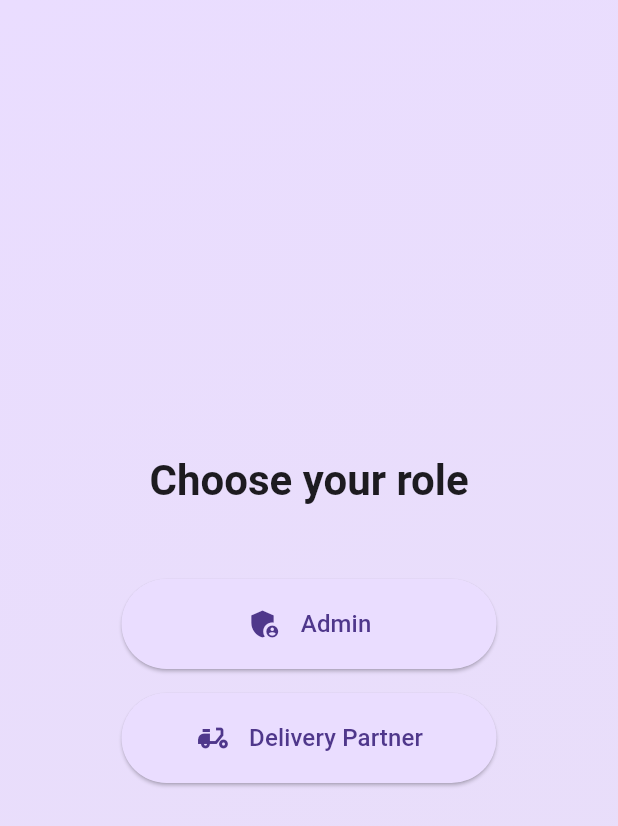
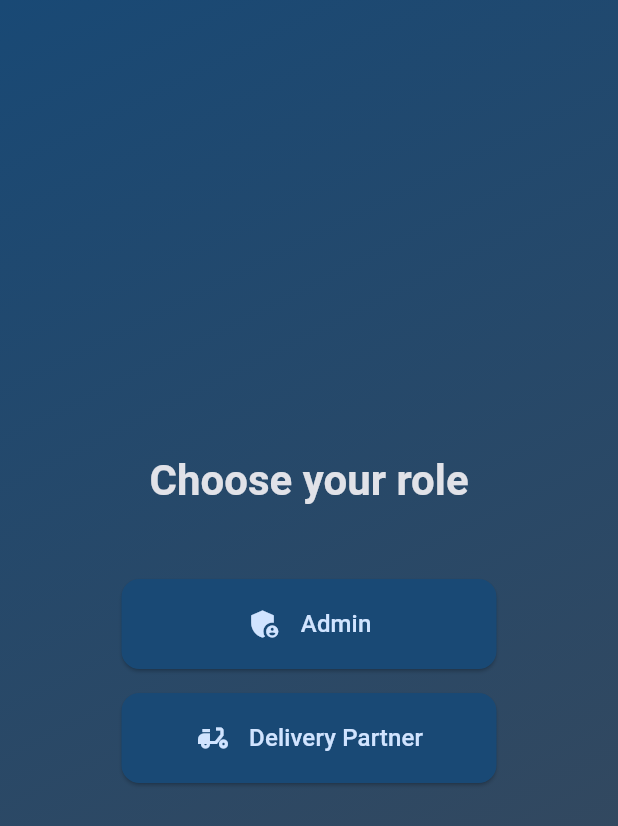
Before and after one commit to Adarsh-Polsey/code_teak_assignment, a Flutter app: the screen it shows after launch, on a phone screen of 412 x 824 dp. Shown: the top 826 px of the screen. Run offline on Flutter 3.47's test engine with Material 3 defaults, Android fonts, the phone set to English and light mode, and no system bars; Roboto replaces fonts that are missing (Poppins).

Commit message:
added files, updated and kept ui clean

```diff
--- /dev/null
+++ b/client/lib/core/app_theme.dart
@@ -0,0 +1,18 @@
+import 'package:flutter/material.dart';
+
+class AppTheme {
+  static final darkTheme = ThemeData(
+    colorScheme: ColorScheme.fromSeed(
+      seedColor: Colors.blue,
+      brightness: Brightness.dark,
+    ),
+    useMaterial3: true,
+    fontFamily: 'Poppins',
+    elevatedButtonTheme: ElevatedButtonThemeData(
+      style: ElevatedButton.styleFrom(
+        padding: const EdgeInsets.symmetric(horizontal: 32, vertical: 16),
+        shape: RoundedRectangleBorder(borderRadius: BorderRadius.circular(12)),
+      ),
+    ),
+  );
+}
--- a/client/lib/main.dart
+++ b/client/lib/main.dart
@@ -1,6 +1,7 @@
-import 'package:client/features/screens/admin_screen.dart';
-import 'package:client/features/screens/home_screen.dart';
-import 'package:client/features/screens/delivery_partner_screen.dart';
+import 'package:client/core/app_theme.dart';
+import 'package:client/screens/admin_screen.dart';
+import 'package:client/screens/home_screen.dart';
+import 'package:client/screens/delivery_partner_screen.dart';
 import 'package:flutter/material.dart';
 
 void main() {
@@ -13,6 +14,7 @@ class MyApp extends StatelessWidget {
   @override
   Widget build(BuildContext context) {
     return MaterialApp(
+      theme: AppTheme.darkTheme,
       routes: {
         '/': (context) => HomeScreen(),
         '/admin': (context) => AdminScreen(),
--- a/client/lib/features/screens/home_screen.dart
+++ b/client/lib/screens/home_screen.dart
@@ -1,3 +1,4 @@
+import 'package:client/widgets/custom_button.dart';
 import 'package:flutter/material.dart';
 
 class HomeScreen extends StatelessWidget {
@@ -31,13 +32,13 @@ class HomeScreen extends StatelessWidget {
                   ),
                 ),
                 const SizedBox(height: 48),
-                RoleButton(
+                CustomButton(
                   icon: Icons.admin_panel_settings,
                   label: "Admin",
                   onPressed: () => Navigator.pushNamed(context, '/admin'),
                 ),
                 const SizedBox(height: 16),
-                RoleButton(
+                CustomButton(
                   icon: Icons.delivery_dining,
                   label: "Delivery Partner",
                   onPressed:
@@ -51,39 +52,3 @@ class HomeScreen extends StatelessWidget {
     );
   }
 }
-
-class RoleButton extends StatelessWidget {
-  final IconData icon;
-  final String label;
-  final VoidCallback onPressed;
-
-  const RoleButton({
-    super.key,
-    required this.icon,
-    required this.label,
-    required this.onPressed,
-  });
-
-  @override
-  Widget build(BuildContext context) {
-    return ElevatedButton(
-      onPressed: onPressed,
-      style: ElevatedButton.styleFrom(
-        backgroundColor: Theme.of(context).colorScheme.primaryContainer,
-        foregroundColor: Theme.of(context).colorScheme.onPrimaryContainer,
-        minimumSize: const Size(250, 60),
-      ),
-      child: Row(
-        mainAxisSize: MainAxisSize.min,
-        children: [
-          Icon(icon, size: 24),
-          const SizedBox(width: 12),
-          Text(
-            label,
-            style: const TextStyle(fontSize: 16, fontWeight: FontWeight.w500),
-          ),
-        ],
-      ),
-    );
-  }
-}
--- /dev/null
+++ b/client/lib/services/admin_socket_service.dart
@@ -0,0 +1,3 @@
+class AdminSocketService {
+
+}
--- /dev/null
+++ b/client/lib/services/delivery_socket_service.dart
@@ -0,0 +1,3 @@
+class DeliverySocketService {
+
+}
--- /dev/null
+++ b/client/lib/widgets/custom_button.dart
@@ -0,0 +1,38 @@
+
+import 'package:flutter/material.dart';
+
+class CustomButton extends StatelessWidget {
+  final IconData icon;
+  final String label;
+  final VoidCallback onPressed;
+
+  const CustomButton({
+    super.key,
+    required this.icon,
+    required this.label,
+    required this.onPressed,
+  });
+
+  @override
+  Widget build(BuildContext context) {
+    return ElevatedButton(
+      onPressed: onPressed,
+      style: ElevatedButton.styleFrom(
+        backgroundColor: Theme.of(context).colorScheme.primaryContainer,
+        foregroundColor: Theme.of(context).colorScheme.onPrimaryContainer,
+        minimumSize: const Size(250, 60),
+      ),
+      child: Row(
+        mainAxisSize: MainAxisSize.min,
+        children: [
+          Icon(icon, size: 24),
+          const SizedBox(width: 12),
+          Text(
+            label,
+            style: const TextStyle(fontSize: 16, fontWeight: FontWeight.w500),
+          ),
+        ],
+      ),
+    );
+  }
+}
```
Also changed, not shown: client/lib/screens/admin_screen.dart (renamed from client/lib/features/screens/admin_screen.dart), client/lib/screens/delivery_partner_screen.dart (renamed from client/lib/features/screens/delivery_partner_screen.dart).
